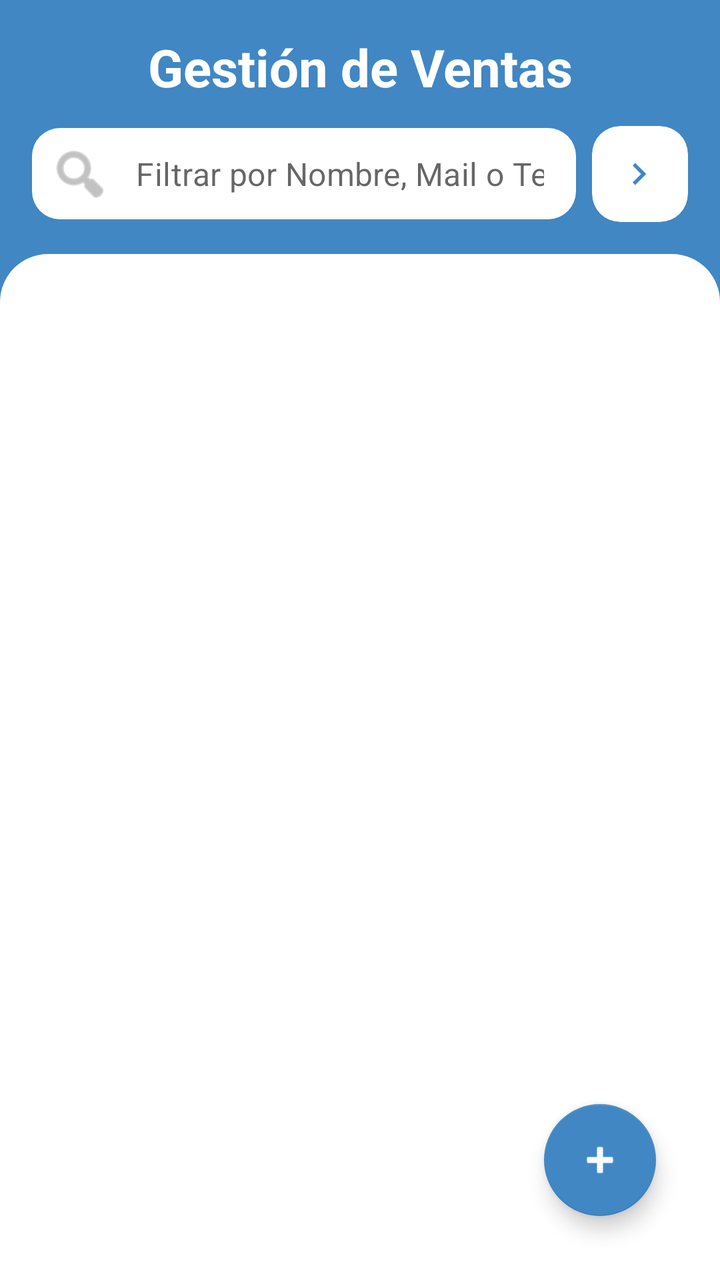
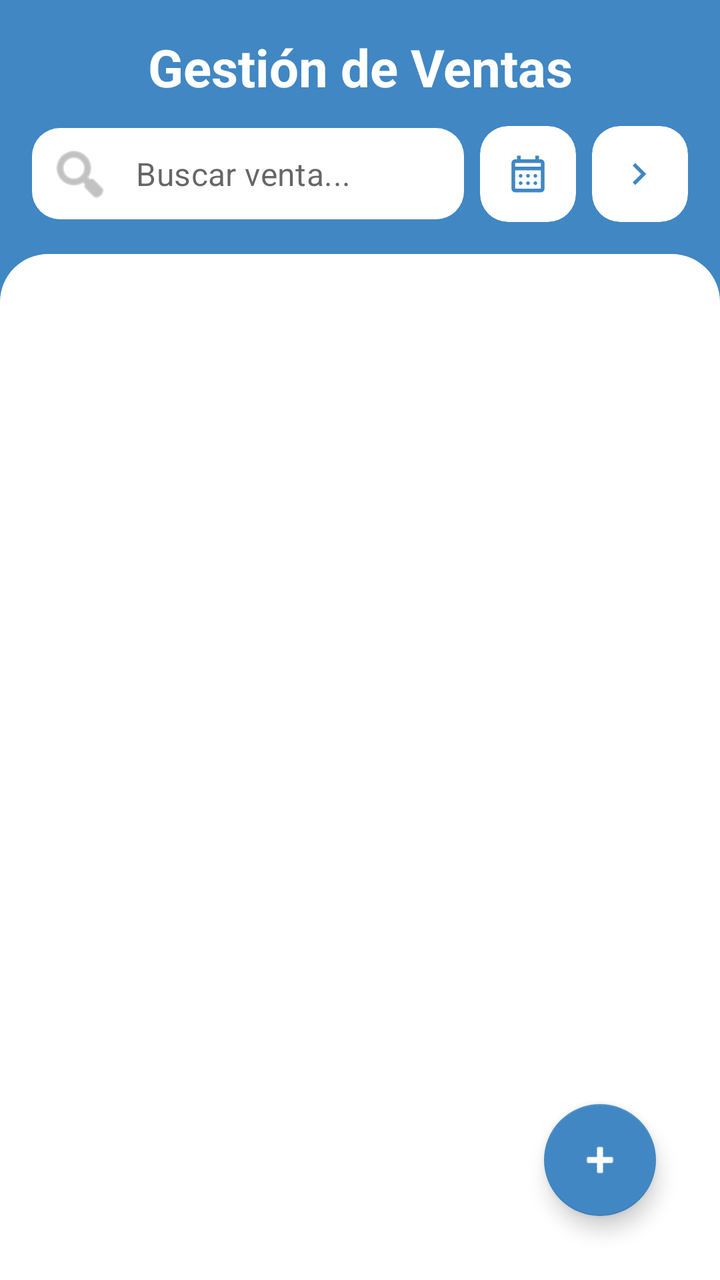

The first picture is an Android layout as it rendered before a commit; the second is the same layout after the commit. The layout source and the unified diff follow.
<!-- AndroidManifest.xml: application theme Theme.FollowUp -->
<!-- res/layout/fragment_ventas.xml -->
<?xml version="1.0" encoding="utf-8"?>
<androidx.constraintlayout.widget.ConstraintLayout xmlns:android="http://schemas.android.com/apk/res/android"
    xmlns:app="http://schemas.android.com/apk/res-auto"
    xmlns:tools="http://schemas.android.com/tools"
    android:layout_width="match_parent"
    android:layout_height="match_parent"
    android:background="@color/primary_blue"
    tools:context=".fragments.VentasFragment"
    tools:ignore="ContentDescription">

    
    <androidx.constraintlayout.widget.ConstraintLayout
        android:id="@+id/header_container"
        android:layout_width="match_parent"
        android:layout_height="wrap_content"
        app:layout_constraintTop_toTopOf="parent">

        
        <TextView
            android:id="@+id/title"
            android:layout_width="0dp"
            android:layout_height="wrap_content"
            android:layout_marginTop="16dp"
            android:gravity="center"
            android:text="@string/gestion_ventas_titulo"
            android:textColor="@color/white"
            android:textSize="26sp"
            android:textStyle="bold"
            app:layout_constraintEnd_toEndOf="parent"
            app:layout_constraintStart_toStartOf="parent"
            app:layout_constraintTop_toTopOf="parent" />

        
        <com.google.android.material.textfield.TextInputLayout
            android:id="@+id/til_search"
            style="@style/Widget.MaterialComponents.TextInputLayout.FilledBox.Dense"
            android:layout_width="0dp"
            android:layout_height="wrap_content"
            android:layout_marginStart="16dp"
            android:layout_marginTop="12dp"
            android:layout_marginEnd="8dp"
            android:layout_marginBottom="16dp"
            app:boxBackgroundColor="@color/white"
            app:boxCornerRadiusBottomEnd="14dp"
            app:boxCornerRadiusBottomStart="14dp"
            app:boxCornerRadiusTopEnd="14dp"
            app:boxCornerRadiusTopStart="14dp"
            app:boxStrokeWidth="0dp"
            app:boxStrokeWidthFocused="0dp"
            app:hintEnabled="false"
            app:layout_constraintBottom_toBottomOf="parent"
            app:layout_constraintEnd_toStartOf="@id/btn_filtro_estado"
            app:layout_constraintStart_toStartOf="parent"
            app:layout_constraintTop_toBottomOf="@id/title"
            app:startIconContentDescription="@string/buscar_venta"
            app:startIconDrawable="@android:drawable/ic_menu_search"
            app:startIconTint="@color/hint_color">

            <com.google.android.material.textfield.TextInputEditText
                android:id="@+id/search"
                android:layout_width="match_parent"
                android:layout_height="wrap_content"
                android:hint="@string/buscar_venta"
                android:inputType="text"
                android:paddingVertical="12dp"
                android:textColor="@color/text_primary" />
        </com.google.android.material.textfield.TextInputLayout>

        
        <com.google.android.material.card.MaterialCardView
            android:id="@+id/btn_filtro_estado"
            android:layout_width="48dp"
            android:layout_height="0dp"
            android:layout_marginEnd="16dp"
            android:clickable="true"
            android:focusable="true"
            app:cardBackgroundColor="@color/white"
            app:cardCornerRadius="14dp"
            app:cardElevation="0dp"
            app:layout_constraintBottom_toBottomOf="@id/til_search"
            app:layout_constraintEnd_toEndOf="parent"
            app:layout_constraintTop_toTopOf="@id/til_search">

            <ImageView
                android:layout_width="22dp"
                android:layout_height="22dp"
                android:layout_gravity="center"
                android:src="@drawable/ic_toggle"
                app:tint="@color/primary_blue" />
        </com.google.android.material.card.MaterialCardView>

    </androidx.constraintlayout.widget.ConstraintLayout>

    
    <androidx.constraintlayout.widget.ConstraintLayout
        android:id="@+id/content_container"
        android:layout_width="match_parent"
        android:layout_height="0dp"
        android:background="@drawable/background_content_top_rounded"
        android:padding="16dp"
        app:layout_constraintBottom_toBottomOf="parent"
        app:layout_constraintTop_toBottomOf="@id/header_container">

        
        <androidx.recyclerview.widget.RecyclerView
            android:id="@+id/rvVentas"
            android:layout_width="match_parent"
            android:layout_height="match_parent" />

        
        <View
            android:id="@+id/fab_overlay"
            android:layout_width="0dp"
            android:layout_height="0dp"
            android:alpha="0"
            android:background="@android:color/transparent"
            android:elevation="8dp"
            android:visibility="gone"
            app:layout_constraintBottom_toBottomOf="parent"
            app:layout_constraintEnd_toEndOf="parent"
            app:layout_constraintStart_toStartOf="parent"
            app:layout_constraintTop_toTopOf="parent" />

        
        <LinearLayout
            android:id="@+id/dropdown_estados_venta"
            android:layout_width="180dp"
            android:layout_height="wrap_content"
            android:layout_marginTop="8dp"
            android:layout_marginEnd="16dp"
            android:background="@drawable/background_content_top_rounded"
            android:elevation="20dp"
            android:orientation="vertical"
            android:paddingVertical="6dp"
            android:visibility="gone"
            app:layout_constraintEnd_toEndOf="parent"
            app:layout_constraintTop_toTopOf="parent">

            <TextView
                android:id="@+id/filtro_venta_todos"
                android:layout_width="match_parent"
                android:layout_height="wrap_content"
                android:paddingHorizontal="18dp"
                android:paddingVertical="12dp"
                android:text="Todos"
                android:textColor="@color/text_primary"
                android:textSize="14sp" />

            <View
                android:layout_width="match_parent"
                android:layout_height="1dp"
                android:layout_marginHorizontal="12dp"
                android:background="#F2F4F7" />

            <TextView
                android:id="@+id/filtro_venta_pendiente"
                android:layout_width="match_parent"
                android:layout_height="wrap_content"
                android:paddingHorizontal="18dp"
                android:paddingVertical="12dp"
                android:text="Pendiente"
                android:textColor="#F79009"
                android:textSize="14sp" />

            <View
                android:layout_width="match_parent"
                android:layout_height="1dp"
                android:layout_marginHorizontal="12dp"
                android:background="#F2F4F7" />

            <TextView
                android:id="@+id/filtro_venta_pagado"
                android:layout_width="match_parent"
                android:layout_height="wrap_content"
                android:paddingHorizontal="18dp"
                android:paddingVertical="12dp"
                android:text="Pagado"
                android:textColor="#12B76A"
                android:textSize="14sp" />

            <View
                android:layout_width="match_parent"
                android:layout_height="1dp"
                android:layout_marginHorizontal="12dp"
                android:background="#F2F4F7" />

            <TextView
                android:id="@+id/filtro_venta_caducado"
                android:layout_width="match_parent"
                android:layout_height="wrap_content"
                android:paddingHorizontal="18dp"
                android:paddingVertical="12dp"
                android:text="Pago caducado"
                android:textColor="#F04438"
                android:textSize="14sp" />

        </LinearLayout>

        
        <LinearLayout
            android:id="@+id/fab_menu_container"
            android:layout_width="wrap_content"
            android:layout_height="wrap_content"
            android:layout_marginEnd="16dp"
            android:layout_marginBottom="104dp"
            android:alpha="0"
            android:elevation="12dp"
            android:orientation="vertical"
            android:visibility="gone"
            app:layout_constraintBottom_toBottomOf="parent"
            app:layout_constraintEnd_toEndOf="parent">

            <com.google.android.material.button.MaterialButton
                android:id="@+id/btn_nueva_venta"
                style="@style/Widget.MaterialComponents.Button"
                android:layout_width="wrap_content"
                android:layout_height="wrap_content"
                android:contentDescription="@string/agregar_venta"
                android:minHeight="48dp"
                android:text="@string/agregar_venta"
                android:textAllCaps="false"
                android:textColor="@color/primary_blue"
                app:backgroundTint="#E8F1FF"
                app:icon="@android:drawable/ic_input_add"
                app:iconPadding="8dp"
                app:iconTint="@color/primary_blue" />
        </LinearLayout>

        
        <com.google.android.material.floatingactionbutton.FloatingActionButton
            android:id="@+id/fab_main"
            android:layout_width="wrap_content"
            android:layout_height="wrap_content"
            android:layout_marginEnd="16dp"
            android:layout_marginBottom="16dp"
            android:contentDescription="@string/nueva_venta_cd"
            android:elevation="16dp"
            android:src="@android:drawable/ic_input_add"
            app:backgroundTint="@color/primary_blue"
            app:layout_constraintBottom_toBottomOf="parent"
            app:layout_constraintEnd_toEndOf="parent"
            app:tint="@color/white" />

    </androidx.constraintlayout.widget.ConstraintLayout>

</androidx.constraintlayout.widget.ConstraintLayout>
<!-- resources referenced by this layout -->
<resources>
  <color name="hint_color">#999999</color>
  <color name="primary_blue">#4087C4</color>
  <color name="text_primary">#1E2939</color>
  <color name="white">#FFFFFFFF</color>
  <!-- drawable background_content_top_rounded (drawable) -->
  <?xml version="1.0" encoding="utf-8"?>
  <shape xmlns:android="http://schemas.android.com/apk/res/android"
      android:shape="rectangle">
      <solid android:color="@color/white" />
      <corners
          android:topLeftRadius="24dp"
          android:topRightRadius="24dp" />
  </shape>
  <!-- drawable ic_toggle (drawable) -->
  <vector xmlns:android="http://schemas.android.com/apk/res/android" android:autoMirrored="true" android:height="24dp" android:tint="#000000" android:viewportHeight="960" android:viewportWidth="960" android:width="24dp">
        
      <path android:fillColor="@android:color/white" android:pathData="M504,480L320,296L376,240L616,480L376,720L320,664L504,480Z"/>
      
  </vector>
  <string name="agregar_venta">Agregar venta</string>
  <string name="buscar_venta">Filtrar por Nombre, Mail o Teléfono...</string>
  <string name="gestion_ventas_titulo">Gestión de Ventas</string>
  <string name="nueva_venta_cd">Nueva venta</string>
  <style name="Theme.FollowUp" parent="Theme.MaterialComponents.DayNight.NoActionBar">
          <item name="colorPrimary">@color/primary_blue</item>
          <item name="colorPrimaryVariant">@color/primary_blue</item>
          <item name="colorOnPrimary">@color/white</item>
          <item name="android:windowBackground">@color/white</item>
      </style>
</resources>

<!-- the commit's change to res/layout/fragment_ventas.xml (unified diff, before → after) -->
@@ -8,14 +8,12 @@
     tools:context=".fragments.VentasFragment"
     tools:ignore="ContentDescription">
 
-    
     <androidx.constraintlayout.widget.ConstraintLayout
         android:id="@+id/header_container"
         android:layout_width="match_parent"
         android:layout_height="wrap_content"
         app:layout_constraintTop_toTopOf="parent">
 
-        
         <TextView
             android:id="@+id/title"
             android:layout_width="0dp"
@@ -30,7 +28,6 @@
             app:layout_constraintStart_toStartOf="parent"
             app:layout_constraintTop_toTopOf="parent" />
 
-        
         <com.google.android.material.textfield.TextInputLayout
             android:id="@+id/til_search"
             style="@style/Widget.MaterialComponents.TextInputLayout.FilledBox.Dense"
@@ -49,10 +46,9 @@
             app:boxStrokeWidthFocused="0dp"
             app:hintEnabled="false"
             app:layout_constraintBottom_toBottomOf="parent"
-            app:layout_constraintEnd_toStartOf="@id/btn_filtro_estado"
+            app:layout_constraintEnd_toStartOf="@id/btn_filter_date"
             app:layout_constraintStart_toStartOf="parent"
             app:layout_constraintTop_toBottomOf="@id/title"
-            app:startIconContentDescription="@string/buscar_venta"
             app:startIconDrawable="@android:drawable/ic_menu_search"
             app:startIconTint="@color/hint_color">
 
@@ -60,7 +56,7 @@
                 android:id="@+id/search"
                 android:layout_width="match_parent"
                 android:layout_height="wrap_content"
-                android:hint="@string/buscar_venta"
+                android:hint="Buscar venta..."
                 android:inputType="text"
                 android:paddingVertical="12dp"
                 android:textColor="@color/text_primary" />
@@ -68,9 +64,31 @@
 
         
         <com.google.android.material.card.MaterialCardView
+            android:id="@+id/btn_filter_date"
+            android:layout_width="48dp"
+            android:layout_height="48dp"
+            android:layout_marginEnd="8dp"
+            android:clickable="true"
+            android:focusable="true"
+            app:cardBackgroundColor="@color/white"
+            app:cardCornerRadius="14dp"
+            app:cardElevation="0dp"
+            app:layout_constraintBottom_toBottomOf="@id/til_search"
+            app:layout_constraintEnd_toStartOf="@id/btn_filtro_estado"
+            app:layout_constraintTop_toTopOf="@id/til_search">
+            <ImageView
+                android:layout_width="22dp"
+                android:layout_height="22dp"
+                android:layout_gravity="center"
+                android:src="@drawable/ic_calendar"
+                app:tint="@color/primary_blue" />
+        </com.google.android.material.card.MaterialCardView>
+
+        
+        <com.google.android.material.card.MaterialCardView
             android:id="@+id/btn_filtro_estado"
             android:layout_width="48dp"
-            android:layout_height="0dp"
+            android:layout_height="48dp"
             android:layout_marginEnd="16dp"
             android:clickable="true"
             android:focusable="true"
@@ -80,7 +98,6 @@
             app:layout_constraintBottom_toBottomOf="@id/til_search"
             app:layout_constraintEnd_toEndOf="parent"
             app:layout_constraintTop_toTopOf="@id/til_search">
-
             <ImageView
                 android:layout_width="22dp"
                 android:layout_height="22dp"
@@ -91,7 +108,6 @@
 
     </androidx.constraintlayout.widget.ConstraintLayout>
 
-    
     <androidx.constraintlayout.widget.ConstraintLayout
         android:id="@+id/content_container"
         android:layout_width="match_parent"
@@ -101,13 +117,75 @@
         app:layout_constraintBottom_toBottomOf="parent"
         app:layout_constraintTop_toBottomOf="@id/header_container">
 
-        
         <androidx.recyclerview.widget.RecyclerView
             android:id="@+id/rvVentas"
             android:layout_width="match_parent"
             android:layout_height="match_parent" />
 
-        
+        <LinearLayout
+            android:id="@+id/dropdown_estados_venta"
+            android:layout_width="180dp"
+            android:layout_height="wrap_content"
+            android:background="@drawable/bg_dropdown"
+            android:elevation="16dp"
+            android:orientation="vertical"
+            android:paddingVertical="8dp"
+            android:visibility="gone"
+            app:layout_constraintEnd_toEndOf="parent"
+            app:layout_constraintTop_toTopOf="parent">
+
+            <TextView
+                android:id="@+id/filtro_venta_todos"
+                android:layout_width="match_parent"
+                android:layout_height="48dp"
+                android:background="?attr/selectableItemBackground"
+                android:clickable="true"
+                android:focusable="true"
+                android:gravity="center_vertical"
+                android:paddingHorizontal="16dp"
+                android:text="Todos"
+                android:textColor="@color/text_primary"
+                android:textSize="14sp" />
+
+            <View
+                android:layout_width="match_parent"
+                android:layout_height="1dp"
+                android:layout_marginHorizontal="12dp"
+                android:background="#F2F4F7" />
+
+            <TextView
+                android:id="@+id/filtro_venta_pendiente"
+                android:layout_width="match_parent"
+                android:layout_height="48dp"
+                android:background="?attr/selectableItemBackground"
+                android:clickable="true"
+                android:focusable="true"
+                android:gravity="center_vertical"
+                android:paddingHorizontal="16dp"
+                android:text="Pendiente"
+                android:textColor="#F79009"
+                android:textSize="14sp" />
+
+            <View
+                android:layout_width="match_parent"
+                android:layout_height="1dp"
+                android:layout_marginHorizontal="12dp"
+                android:background="#F2F4F7" />
+
+            <TextView
+                android:id="@+id/filtro_venta_pagado"
+                android:layout_width="match_parent"
+                android:layout_height="48dp"
+                android:background="?attr/selectableItemBackground"
+                android:clickable="true"
+                android:focusable="true"
+                android:gravity="center_vertical"
+                android:paddingHorizontal="16dp"
+                android:text="Pagado"
+                android:textColor="#12B76A"
+                android:textSize="14sp" />
+        </LinearLayout>
+
         <View
             android:id="@+id/fab_overlay"
             android:layout_width="0dp"
@@ -121,82 +199,6 @@
             app:layout_constraintStart_toStartOf="parent"
             app:layout_constraintTop_toTopOf="parent" />
 
-        
-        <LinearLayout
-            android:id="@+id/dropdown_estados_venta"
-            android:layout_width="180dp"
-            android:layout_height="wrap_content"
-            android:layout_marginTop="8dp"
-            android:layout_marginEnd="16dp"
-            android:background="@drawable/background_content_top_rounded"
-            android:elevation="20dp"
-            android:orientation="vertical"
-            android:paddingVertical="6dp"
-            android:visibility="gone"
-            app:layout_constraintEnd_toEndOf="parent"
-            app:layout_constraintTop_toTopOf="parent">
-
-            <TextView
-                android:id="@+id/filtro_venta_todos"
-                android:layout_width="match_parent"
-                android:layout_height="wrap_content"
-                android:paddingHorizontal="18dp"
-                android:paddingVertical="12dp"
-                android:text="Todos"
-                android:textColor="@color/text_primary"
-                android:textSize="14sp" />
-
-            <View
-                android:layout_width="match_parent"
-                android:layout_height="1dp"
-                android:layout_marginHorizontal="12dp"
-                android:background="#F2F4F7" />
-
-            <TextView
-                android:id="@+id/filtro_venta_pendiente"
-                android:layout_width="match_parent"
-                android:layout_height="wrap_content"
-                android:paddingHorizontal="18dp"
-                android:paddingVertical="12dp"
-                android:text="Pendiente"
-                android:textColor="#F79009"
-                android:textSize="14sp" />
-
-            <View
-                android:layout_width="match_parent"
-                android:layout_height="1dp"
-                android:layout_marginHorizontal="12dp"
-                android:background="#F2F4F7" />
-
-            <TextView
-                android:id="@+id/filtro_venta_pagado"
-                android:layout_width="match_parent"
-                android:layout_height="wrap_content"
-                android:paddingHorizontal="18dp"
-                android:paddingVertical="12dp"
-                android:text="Pagado"
-                android:textColor="#12B76A"
-                android:textSize="14sp" />
-
-            <View
-                android:layout_width="match_parent"
-                android:layout_height="1dp"
-                android:layout_marginHorizontal="12dp"
-                android:background="#F2F4F7" />
-
-            <TextView
-                android:id="@+id/filtro_venta_caducado"
-                android:layout_width="match_parent"
-                android:layout_height="wrap_content"
-                android:paddingHorizontal="18dp"
-                android:paddingVertical="12dp"
-                android:text="Pago caducado"
-                android:textColor="#F04438"
-                android:textSize="14sp" />
-
-        </LinearLayout>
-
-        
         <LinearLayout
             android:id="@+id/fab_menu_container"
             android:layout_width="wrap_content"
@@ -209,32 +211,25 @@
             android:visibility="gone"
             app:layout_constraintBottom_toBottomOf="parent"
             app:layout_constraintEnd_toEndOf="parent">
-
             <com.google.android.material.button.MaterialButton
                 android:id="@+id/btn_nueva_venta"
                 style="@style/Widget.MaterialComponents.Button"
                 android:layout_width="wrap_content"
                 android:layout_height="wrap_content"
-                android:contentDescription="@string/agregar_venta"
-                android:minHeight="48dp"
-                android:text="@string/agregar_venta"
+                android:text="Agregar venta"
                 android:textAllCaps="false"
                 android:textColor="@color/primary_blue"
                 app:backgroundTint="#E8F1FF"
                 app:icon="@android:drawable/ic_input_add"
-                app:iconPadding="8dp"
                 app:iconTint="@color/primary_blue" />
         </LinearLayout>
 
-        
         <com.google.android.material.floatingactionbutton.FloatingActionButton
             android:id="@+id/fab_main"
             android:layout_width="wrap_content"
             android:layout_height="wrap_content"
             android:layout_marginEnd="16dp"
             android:layout_marginBottom="16dp"
-            android:contentDescription="@string/nueva_venta_cd"
-            android:elevation="16dp"
             android:src="@android:drawable/ic_input_add"
             app:backgroundTint="@color/primary_blue"
             app:layout_constraintBottom_toBottomOf="parent"
@@ -242,5 +237,4 @@
             app:tint="@color/white" />
 
     </androidx.constraintlayout.widget.ConstraintLayout>
-
 </androidx.constraintlayout.widget.ConstraintLayout>
<!-- resource entries referenced after the edit -->
@@ -13,16 +13,27 @@
           android:topLeftRadius="24dp"
           android:topRightRadius="24dp" />
   </shape>
+  <!-- drawable bg_dropdown (drawable) -->
+  <?xml version="1.0" encoding="utf-8"?>
+  <shape xmlns:android="http://schemas.android.com/apk/res/android"
+      android:shape="rectangle">
+      <solid android:color="@color/white" />
+      <corners android:radius="16dp" />
+      <stroke android:width="1dp" android:color="#F2F4F7" />
+  </shape>
+  <!-- drawable ic_calendar (drawable) -->
+  <vector xmlns:android="http://schemas.android.com/apk/res/android" android:height="24dp" android:tint="#000000" android:viewportHeight="960" android:viewportWidth="960" android:width="24dp">
+        
+      <path android:fillColor="@android:color/white" android:pathData="M200,880Q167,880 143.5,856.5Q120,833 120,800L120,240Q120,207 143.5,183.5Q167,160 200,160L240,160L240,80L320,80L320,160L640,160L640,80L720,80L720,160L760,160Q793,160 816.5,183.5Q840,207 840,240L840,800Q840,833 816.5,856.5Q793,880 760,880L200,880ZM200,800L760,800Q760,800 760,800Q760,800 760,800L760,400L200,400L200,800Q200,800 200,800Q200,800 200,800ZM200,320L760,320L760,240Q760,240 760,240Q760,240 760,240L200,240Q200,240 200,240Q200,240 200,240L200,320ZM200,320L200,240Q200,240 200,240Q200,240 200,240L200,240Q200,240 200,240Q200,240 200,240L200,320ZM480,560Q463,560 451.5,548.5Q440,537 440,520Q440,503 451.5,491.5Q463,480 480,480Q497,480 508.5,491.5Q520,503 520,520Q520,537 508.5,548.5Q497,560 480,560ZM291.5,548.5Q280,537 280,520Q280,503 291.5,491.5Q303,480 320,480Q337,480 348.5,491.5Q360,503 360,520Q360,537 348.5,548.5Q337,560 320,560Q303,560 291.5,548.5ZM640,560Q623,560 611.5,548.5Q600,537 600,520Q600,503 611.5,491.5Q623,480 640,480Q657,480 668.5,491.5Q680,503 680,520Q680,537 668.5,548.5Q657,560 640,560ZM480,720Q463,720 451.5,708.5Q440,697 440,680Q440,663 451.5,651.5Q463,640 480,640Q497,640 508.5,651.5Q520,663 520,680Q520,697 508.5,708.5Q497,720 480,720ZM291.5,708.5Q280,697 280,680Q280,663 291.5,651.5Q303,640 320,640Q337,640 348.5,651.5Q360,663 360,680Q360,697 348.5,708.5Q337,720 320,720Q303,720 291.5,708.5ZM640,720Q623,720 611.5,708.5Q600,697 600,680Q600,663 611.5,651.5Q623,640 640,640Q657,640 668.5,651.5Q680,663 680,680Q680,697 668.5,708.5Q657,720 640,720Z"/>
+      
+  </vector>
   <!-- drawable ic_toggle (drawable) -->
   <vector xmlns:android="http://schemas.android.com/apk/res/android" android:autoMirrored="true" android:height="24dp" android:tint="#000000" android:viewportHeight="960" android:viewportWidth="960" android:width="24dp">
         
       <path android:fillColor="@android:color/white" android:pathData="M504,480L320,296L376,240L616,480L376,720L320,664L504,480Z"/>
       
   </vector>
-  <string name="agregar_venta">Agregar venta</string>
-  <string name="buscar_venta">Filtrar por Nombre, Mail o Teléfono...</string>
   <string name="gestion_ventas_titulo">Gestión de Ventas</string>
-  <string name="nueva_venta_cd">Nueva venta</string>
   <style name="Theme.FollowUp" parent="Theme.MaterialComponents.DayNight.NoActionBar">
           <item name="colorPrimary">@color/primary_blue</item>
           <item name="colorPrimaryVariant">@color/primary_blue</item>
